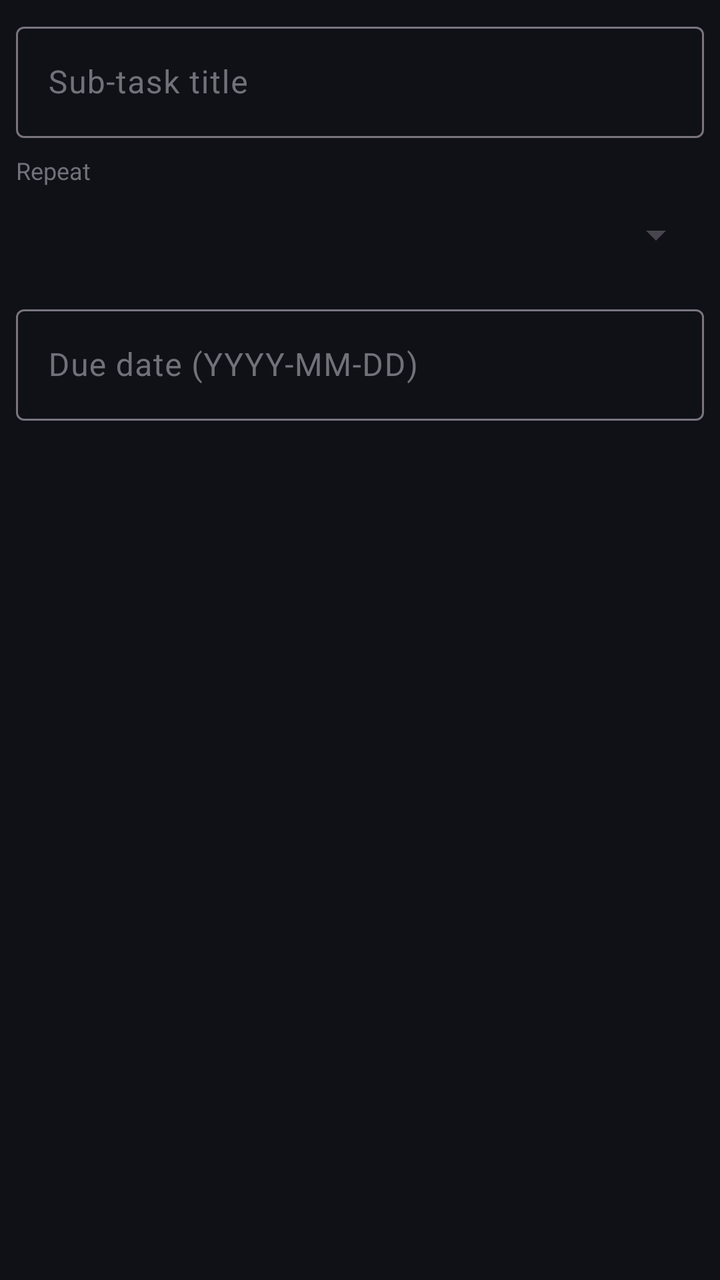
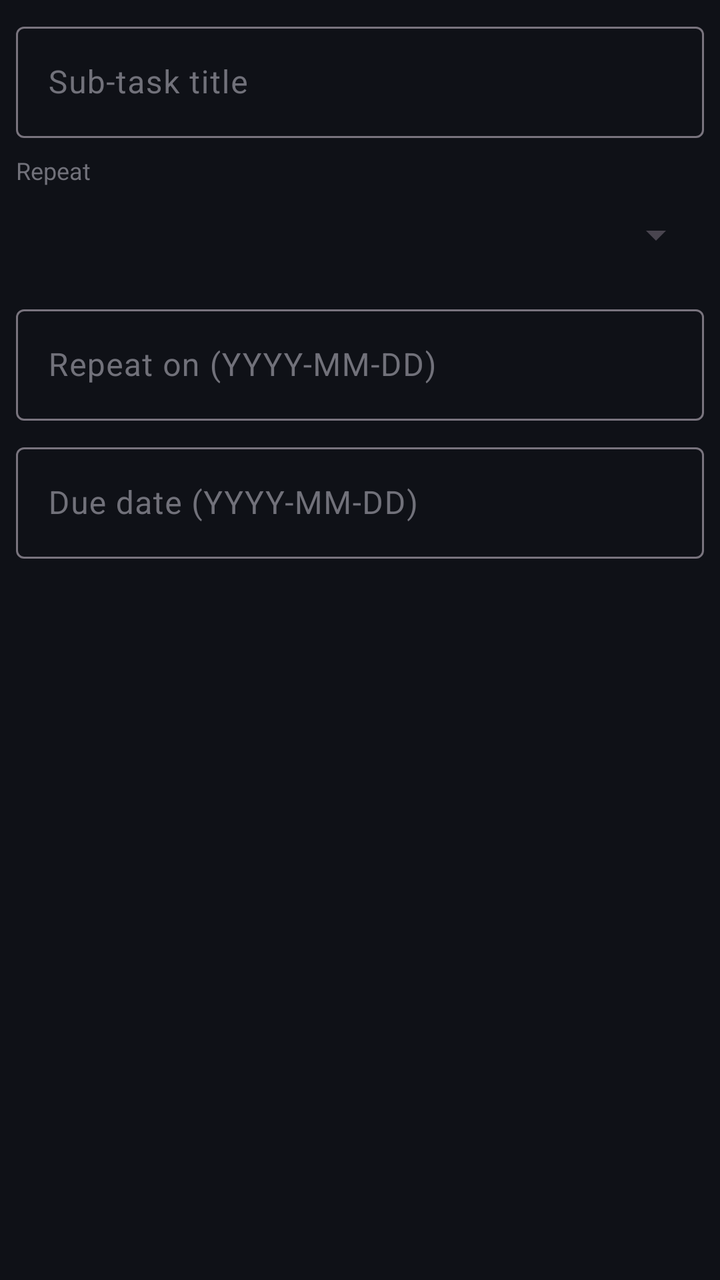

The first picture is an Android layout as it rendered before a commit; the second is the same layout after the commit. The layout source and the unified diff follow.
<!-- AndroidManifest.xml: application theme Theme.ToDoer -->
<!-- res/layout/dialog_subtask.xml -->
<?xml version="1.0" encoding="utf-8"?>
<ScrollView xmlns:android="http://schemas.android.com/apk/res/android"
    xmlns:app="http://schemas.android.com/apk/res-auto"
    android:layout_width="match_parent"
    android:layout_height="wrap_content"
    android:paddingTop="8dp">

    <LinearLayout
        android:layout_width="match_parent"
        android:layout_height="wrap_content"
        android:orientation="vertical"
        android:paddingStart="8dp"
        android:paddingEnd="8dp">

        <com.google.android.material.textfield.TextInputLayout
            android:layout_width="match_parent"
            android:layout_height="wrap_content"
            android:hint="@string/subtask_title"
            style="@style/Widget.Material3.TextInputLayout.OutlinedBox">

            <com.google.android.material.textfield.TextInputEditText
                android:id="@+id/inputTitle"
                android:layout_width="match_parent"
                android:layout_height="wrap_content"
                android:inputType="textCapSentences"
                android:textColor="@color/text_primary" />
        </com.google.android.material.textfield.TextInputLayout>

        <TextView
            android:layout_width="match_parent"
            android:layout_height="wrap_content"
            android:layout_marginTop="8dp"
            android:text="@string/recurrence_label"
            android:textColor="@color/text_muted"
            android:textSize="12sp" />

        <Spinner
            android:id="@+id/spinnerRecurrence"
            android:layout_width="match_parent"
            android:layout_height="wrap_content"
            android:minHeight="48dp" />

        <com.google.android.material.textfield.TextInputLayout
            android:layout_width="match_parent"
            android:layout_height="wrap_content"
            android:layout_marginTop="8dp"
            android:hint="@string/due_date_hint"
            style="@style/Widget.Material3.TextInputLayout.OutlinedBox">

            <com.google.android.material.textfield.TextInputEditText
                android:id="@+id/inputDue"
                android:layout_width="match_parent"
                android:layout_height="wrap_content"
                android:inputType="text"
                android:textColor="@color/text_primary" />
        </com.google.android.material.textfield.TextInputLayout>
    </LinearLayout>
</ScrollView>
<!-- resources referenced by this layout -->
<resources>
  <color name="text_muted">#71717A</color>
  <color name="text_primary">#E4E4E7</color>
  <string name="due_date_hint">Due date (YYYY-MM-DD)</string>
  <string name="recurrence_label">Repeat</string>
  <string name="subtask_title">Sub-task title</string>
  <style name="Theme.ToDoer" parent="Theme.Material3.DayNight.NoActionBar">
          <item name="colorPrimary">@color/accent</item>
          <item name="colorOnPrimary">@android:color/white</item>
          <item name="colorPrimaryContainer">@color/surface</item>
          <item name="colorSurface">@color/surface</item>
          <item name="colorOnSurface">@color/text_primary</item>
          <item name="colorOnSurfaceVariant">@color/text_muted</item>
          <item name="android:colorBackground">@color/bg</item>
          <item name="android:windowBackground">@color/bg</item>
          <item name="android:navigationBarColor">@color/bg</item>
          <item name="android:statusBarColor">@color/bg</item>
          <item name="android:windowLightStatusBar">false</item>
          <item name="android:windowLightNavigationBar">false</item>
      </style>
  <color name="accent">#6366F1</color>
  <color name="surface">#1A1D27</color>
  <color name="bg">#0F1117</color>
</resources>

<!-- the commit's change to res/layout/dialog_subtask.xml (unified diff, before → after) -->
@@ -44,6 +44,21 @@
             android:layout_width="match_parent"
             android:layout_height="wrap_content"
             android:layout_marginTop="8dp"
+            android:hint="@string/repeat_date_hint"
+            style="@style/Widget.Material3.TextInputLayout.OutlinedBox">
+
+            <com.google.android.material.textfield.TextInputEditText
+                android:id="@+id/inputRepeat"
+                android:layout_width="match_parent"
+                android:layout_height="wrap_content"
+                android:inputType="text"
+                android:textColor="@color/text_primary" />
+        </com.google.android.material.textfield.TextInputLayout>
+
+        <com.google.android.material.textfield.TextInputLayout
+            android:layout_width="match_parent"
+            android:layout_height="wrap_content"
+            android:layout_marginTop="8dp"
             android:hint="@string/due_date_hint"
             style="@style/Widget.Material3.TextInputLayout.OutlinedBox">
 
<!-- resource entries referenced after the edit -->
@@ -4,6 +4,7 @@
   <color name="text_primary">#E4E4E7</color>
   <string name="due_date_hint">Due date (YYYY-MM-DD)</string>
   <string name="recurrence_label">Repeat</string>
+  <string name="repeat_date_hint">Repeat on (YYYY-MM-DD)</string>
   <string name="subtask_title">Sub-task title</string>
   <style name="Theme.ToDoer" parent="Theme.Material3.DayNight.NoActionBar">
           <item name="colorPrimary">@color/accent</item>
